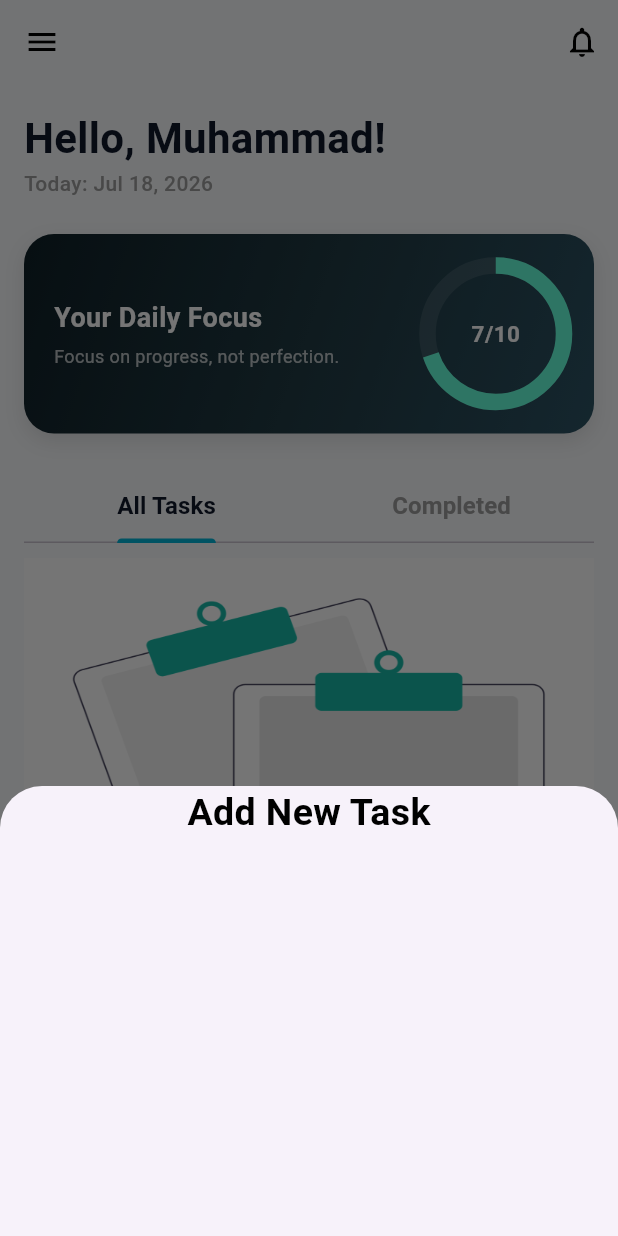
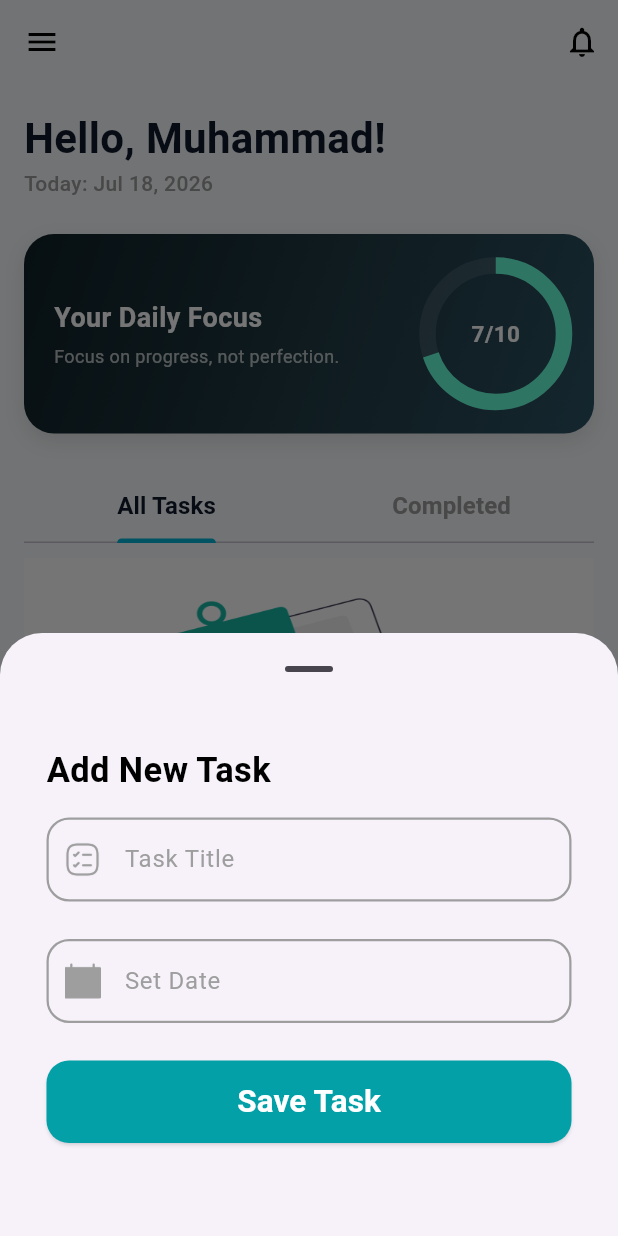
Before and after one commit to Muhammadkhiry/to_do_app, a Flutter app: the screen it shows after launch, after a tap on the "add" icon, on a phone screen of 412 x 824 dp. Run offline on Flutter 3.47's test engine with Material 3 defaults, Android fonts, the phone set to English and light mode, and no system bars.

Commit message:
refactoring, create a custom (text field, button) and create the add task view.

```diff
--- a/lib/views/home_view.dart
+++ b/lib/views/home_view.dart
@@ -23,9 +23,17 @@ class HomeView extends StatelessWidget {
           child: const Icon(Icons.add, color: Colors.white),
           onPressed: () {
             showModalBottomSheet(
+              showDragHandle: true,
+              isScrollControlled: true,
               context: context,
               builder: (context) {
-                return AddTaskWidget();
+                return Padding(
+                  padding: const EdgeInsets.symmetric(
+                    horizontal: 20,
+                    vertical: 16,
+                  ),
+                  child: AddTaskWidget(),
+                );
               },
             );
           },
--- a/lib/widgets/add_task_widget.dart
+++ b/lib/widgets/add_task_widget.dart
@@ -1,24 +1,79 @@
 import 'package:flutter/material.dart';
+import 'package:to_do_app/widgets/custom_button.dart';
+import 'package:to_do_app/widgets/custom_text_field.dart';
 
 class AddTaskWidget extends StatelessWidget {
-  const AddTaskWidget({super.key});
+  AddTaskWidget({super.key});
+  final TextEditingController dateController = TextEditingController();
 
   @override
   Widget build(BuildContext context) {
-    return Container(
+    return Padding(
+      padding: const EdgeInsets.all(11),
+      child: SizedBox(
         width: double.infinity,
         height: 300,
         child: Column(
+          crossAxisAlignment: CrossAxisAlignment.start,
           children: [
             Text(
               "Add New Task",
               style: TextStyle(
-              fontSize: 25,
+                fontSize: 23,
                 fontWeight: FontWeight.bold,
                 color: Colors.black,
               ),
             ),
+            SizedBox(height: 15),
+
+            CustomTextField(label: "Task Title", icon: "assets/checklist.png"),
+            SizedBox(height: 25),
+            CustomTextField(
+              label: "Set Date",
+              icon: "assets/calendar.png",
+              readOnly: true,
+              controller: dateController,
+              onTap: () async {
+                DateTime? pickedDate = await showDatePicker(
+                  context: context,
+                  initialDate: DateTime.now(),
+                  firstDate: DateTime.now(),
+                  lastDate: DateTime(2030),
+
+                  builder: (BuildContext context, Widget? child) {
+                    return Theme(
+                      data: Theme.of(context).copyWith(
+                        useMaterial3: true,
+                        colorScheme: const ColorScheme.light(
+                          primary: Color(0xFF00B4D8),
+                          onPrimary: Colors.white,
+                          surface: Colors.white,
+                          onSurface: Color(0xFF0F172A),
+                        ),
+                        dialogTheme: DialogThemeData(
+                          shape: RoundedRectangleBorder(
+                            borderRadius: BorderRadius.circular(24),
+                          ),
+                        ),
+                      ),
+                      child: child!,
+                    );
+                  },
+                );
+
+                if (pickedDate != null) {
+                  String formattedDate =
+                      "${pickedDate.year}-${pickedDate.month}-${pickedDate.day}";
+
+                  dateController.text = formattedDate;
+                }
+              },
+            ),
+
+            SizedBox(height: 25),
+            CustomButton(label: "Save Task", onPressed: () {}),
           ],
+        ),
       ),
     );
   }
--- /dev/null
+++ b/lib/widgets/custom_button.dart
@@ -0,0 +1,36 @@
+import 'package:flutter/material.dart';
+
+class CustomButton extends StatelessWidget {
+  const CustomButton({super.key, required this.label, required this.onPressed});
+  final String label;
+  final VoidCallback onPressed;
+
+  @override
+  Widget build(BuildContext context) {
+    return ElevatedButton(
+      onPressed: onPressed,
+      style: ElevatedButton.styleFrom(
+        backgroundColor: Color(0xff03A0A7), // لون الخلفية
+        foregroundColor: Colors.white, // لون النص والأيقونات
+        // elevation: 8, // الظل
+        shadowColor: Colors.black54,
+        minimumSize: const Size(double.infinity, 55), // العرض والارتفاع
+        shape: RoundedRectangleBorder(
+          borderRadius: BorderRadius.circular(15), // تدوير الحواف
+        ),
+      ),
+      child: Center(
+        child: SizedBox(
+          height: 31,
+          width: double.infinity,
+          child: Center(
+            child: Text(
+              label,
+              style: TextStyle(fontSize: 21, fontWeight: FontWeight.bold),
+            ),
+          ),
+        ),
+      ),
+    );
+  }
+}
--- /dev/null
+++ b/lib/widgets/custom_text_field.dart
@@ -0,0 +1,51 @@
+import 'package:flutter/material.dart';
+
+class CustomTextField extends StatelessWidget {
+  const CustomTextField({
+    super.key,
+    required this.label,
+    required this.icon,
+    this.onTap,
+    this.readOnly = false,
+    this.controller,
+  });
+
+  final String label;
+  final String icon;
+  final VoidCallback? onTap;
+  final bool readOnly;
+  final TextEditingController? controller;
+
+  @override
+  Widget build(BuildContext context) {
+    return TextField(
+      controller: controller,
+      onTap: onTap,
+      readOnly: readOnly,
+      style: const TextStyle(color: Colors.black),
+
+      decoration: InputDecoration(
+        prefixIcon: Padding(
+          padding: const EdgeInsets.symmetric(horizontal: 12),
+          child: Image.asset(icon, height: 24, width: 24, color: Colors.grey),
+        ),
+
+        prefixIconConstraints: const BoxConstraints(
+          minWidth: 48,
+          minHeight: 48,
+        ),
+
+        labelText: label,
+        labelStyle: const TextStyle(color: Colors.grey),
+        enabledBorder: OutlineInputBorder(
+          borderRadius: BorderRadius.circular(15),
+          borderSide: const BorderSide(color: Colors.grey, width: 1.5),
+        ),
+        focusedBorder: OutlineInputBorder(
+          borderRadius: BorderRadius.circular(15),
+          borderSide: const BorderSide(color: Colors.grey, width: 2),
+        ),
+      ),
+    );
+  }
+}
--- a/pubspec.yaml
+++ b/pubspec.yaml
@@ -61,7 +61,6 @@ flutter:
   # To add assets to your application, add an assets section, like this:
   assets:
     - assets/
-  #   - images/a_dot_ham.jpeg
 
   # An image asset can refer to one or more resolution-specific "variants", see
   # https://flutter.dev/to/resolution-aware-images
```
Also changed, not shown: assets/calendar.png (added), assets/checklist.png (added), assets/no_task.png (deleted). Lines whose indentation alone changed are shown as unchanged.
